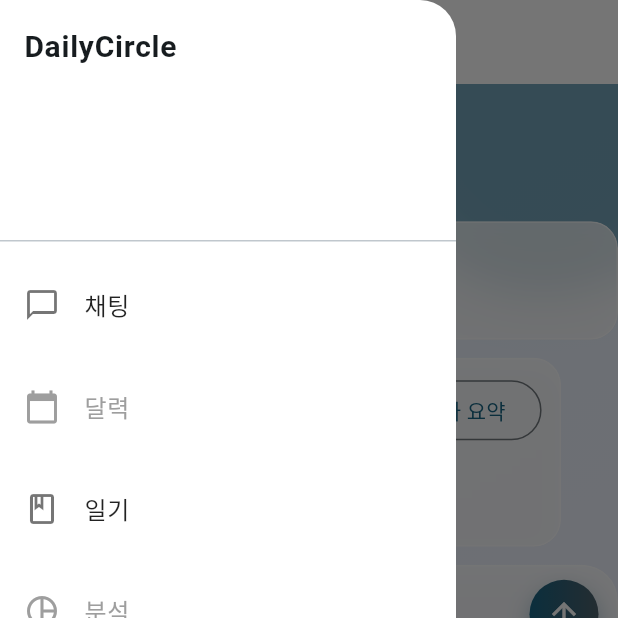
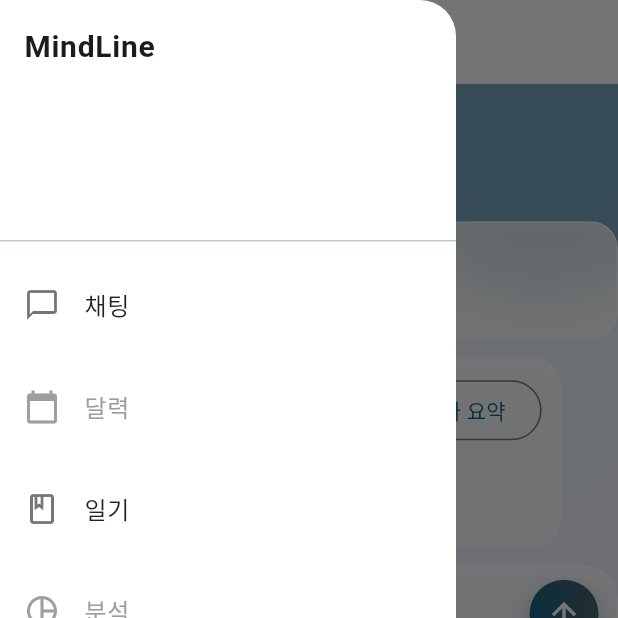
Before and after one commit to yoyowasi/mind_line_front, a Flutter app: the HomeScreen screen opened by its route, with the side drawer open, on a phone screen of 412 x 824 dp, the top half of it. Run offline on Flutter 3.47's test engine with Material 3 defaults, Android fonts, the phone set to English and light mode, and no system bars; our stand-ins replace firebase_auth, firebase_core, firebase_messaging, fl_chart, flutter_local_notifications, go_router and 4 more; accounts and stored records are empty; network calls fail.

Commit message:
앱 이름 및 UI 텍스트 수정, 기본 서버 주소 업데이트, DevTools 설정 추가.

```diff
--- a/devtools_options.yaml
+++ b/devtools_options.yaml
@@ -1,3 +1,5 @@
 description: This file stores settings for Dart & Flutter DevTools.
 documentation: https://docs.flutter.dev/tools/devtools/extensions#configure-extension-enablement-states
 extensions:
+  - provider: true
+  - shared_preferences: true
--- a/lib/app.dart
+++ b/lib/app.dart
@@ -16,11 +16,12 @@ class App extends StatelessWidget {
       animation: theme,
       builder: (context, _) {
         return MaterialApp.router(
-          title: 'AI 감정일기',
+          title: 'MinedLines',
           theme: AppTheme.light(),
           darkTheme: AppTheme.dark(),
           themeMode: theme.mode,
           routerConfig: appRoutes,
+          debugShowCheckedModeBanner: false,
 
           // ✅ 여기 추가
           localizationsDelegates: const [
--- a/lib/core/config.dart
+++ b/lib/core/config.dart
@@ -2,6 +2,6 @@
 class Config {
   // 'localhost' 대신 실제 노트북 IP 주소를 입력하세요.
   // 예: static const apiBase = 'http://192.168.1.10:8080';
-  //static const apiBase = 'http://172.16.5.216:8080';
-  static const apiBase = 'http://127.0.0.1:8080';
+  static const apiBase = 'http://172.16.5.216:8080';
+  // static const apiBase = 'http://127.0.0.1:8080';
 }
--- a/lib/core/services/api_service.dart
+++ b/lib/core/services/api_service.dart
@@ -5,8 +5,8 @@ import 'package:http/http.dart' as http;
 
 class ApiService {
   // ✅ 이 부분을 실제 서버 IP 주소로 변경해주세요.
-  static const String baseUrl = 'http://127.0.0.1:8080'; // 'http://YOUR_SERVER_URL' -> 실제 IP
-  //static const String baseUrl = 'http://172.16.5.216:8080'; // 'http://YOUR_SERVER_URL' -> 실제 IP
+  // static const String baseUrl = 'http://127.0.0.1:8080'; // 'http://YOUR_SERVER_URL' -> 실제 IP
+  static const String baseUrl = 'http://172.16.5.216:8080'; // 'http://YOUR_SERVER_URL' -> 실제 IP
 
   static Future<http.Response> post(String path, dynamic body) async {
     final token = await FirebaseAuth.instance.currentUser?.getIdToken();
--- a/lib/home/home_screen.dart
+++ b/lib/home/home_screen.dart
@@ -271,7 +271,7 @@ class _HomeScreenState extends State<HomeScreen> {
     return TabsReloadScope(
       onTabsReload: _reloadTabs,
       child: Scaffold(
-        appBar: AppBar(title: Text('DailyCircle - $title')),
+        appBar: AppBar(title: Text('MindLine')),
         drawer: AppDrawer(
           enabledIds: _enabled,
           onSelectTabId: _selectById,
--- a/lib/widgets/app_drawer.dart
+++ b/lib/widgets/app_drawer.dart
@@ -26,7 +26,7 @@ class AppDrawer extends StatelessWidget {
           padding: EdgeInsets.zero,
           children: [
 
-            const DrawerHeader(child: Text('DailyCircle', style: TextStyle(fontSize: 20, fontWeight: FontWeight.bold))),
+            const DrawerHeader(child: Text('MindLine', style: TextStyle(fontSize: 20, fontWeight: FontWeight.bold))),
             for (final id in idsInMenu)
               ListTile(
                 leading: Icon(kAllTabs[id]!.icon),
```
